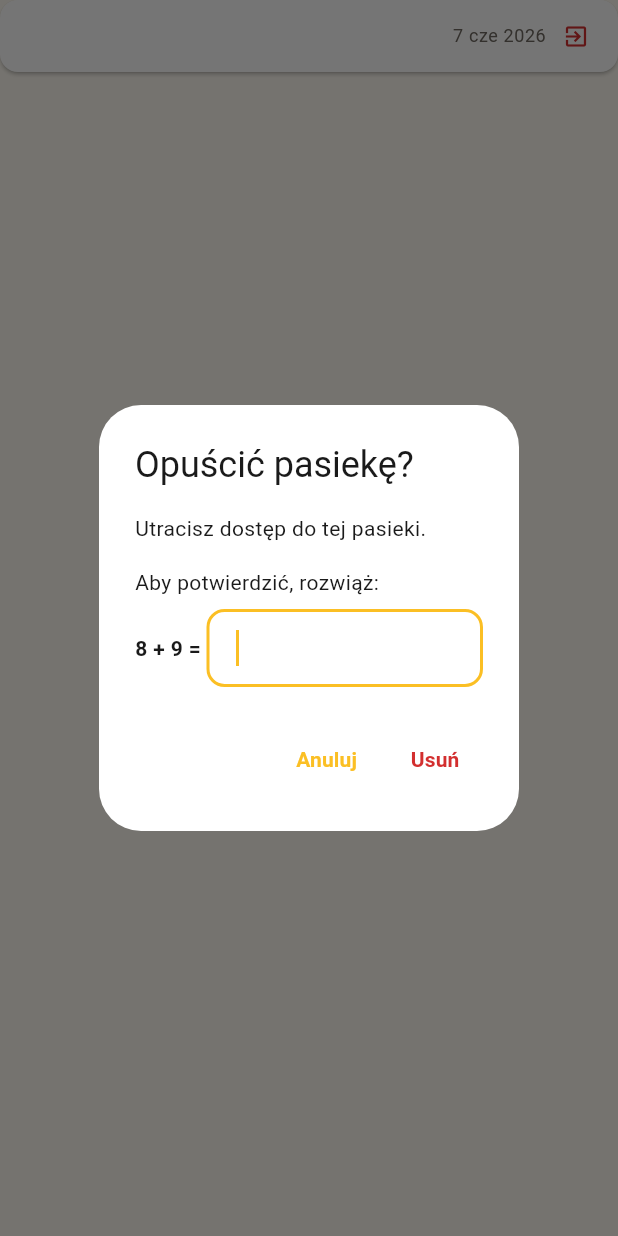
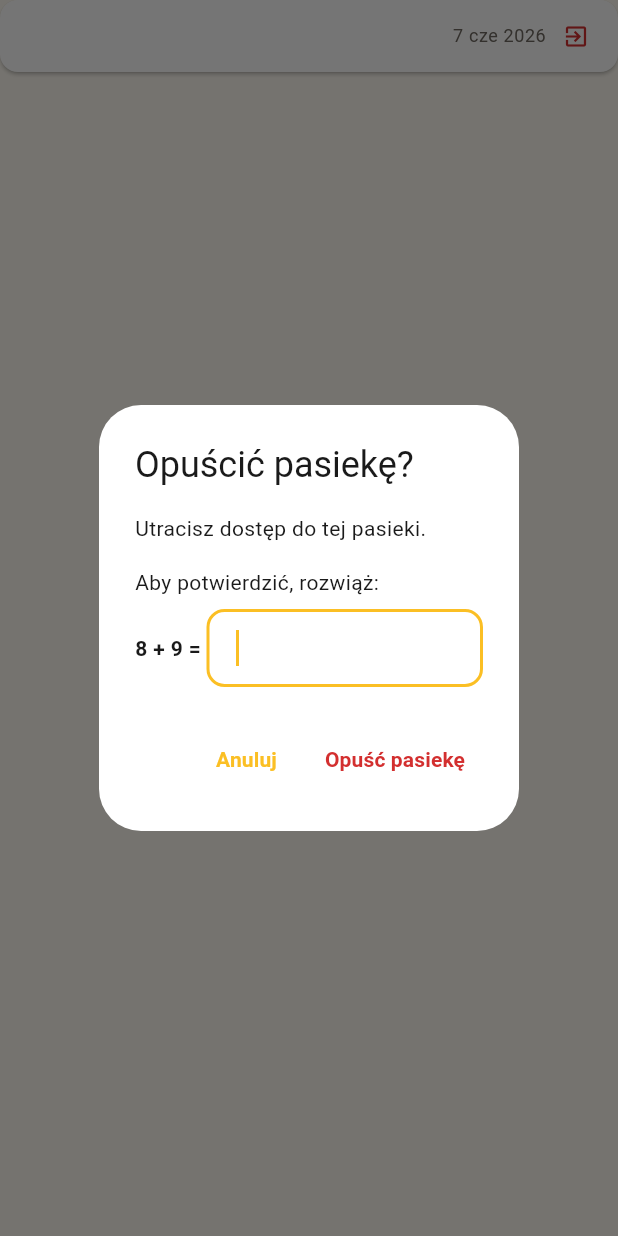
Before and after one commit to KamiLuc/BeeTrack, a Flutter app: the _ApiaryCard widget shown alone on an empty page, opened directly with empty values, after a tap on the "exit to app" icon, on a phone screen of 412 x 824 dp. Run offline on Flutter 3.47's test engine with Material 3 defaults, Android fonts, the phone set to English and light mode, and no system bars; our stand-ins replace dio, flutter_bloc, flutter_map, geolocator, image_picker, latlong2 and 1 more; accounts and stored records are empty; network calls fail.

Commit message:
fix: leave apiary error handling and confirm button label
Add try/catch to _leave so API failures show a snackbar instead of
throwing unhandled. Add confirmLabel param to showDeleteDialog so the
puzzle confirm button reads "Leave apiary" instead of "Delete".

Co-Authored-By: Claude Sonnet 4.6 <noreply@anthropic.com>

```diff
--- a/app/lib/core/widgets/delete_dialog.dart
+++ b/app/lib/core/widgets/delete_dialog.dart
@@ -14,13 +14,14 @@ Future<bool> showDeleteDialog(
   required String warning,
   required AppLocalizations l10n,
   bool withPuzzle = false,
+  String? confirmLabel,
 }) async {
   if (!withPuzzle) {
     return await _showSimpleConfirm(context,
-        title: title, warning: warning, l10n: l10n);
+        title: title, warning: warning, l10n: l10n, confirmLabel: confirmLabel);
   }
   return await _showPuzzleConfirm(context,
-      title: title, warning: warning, l10n: l10n);
+      title: title, warning: warning, l10n: l10n, confirmLabel: confirmLabel);
 }
 
 Future<bool> _showSimpleConfirm(
@@ -28,6 +29,7 @@ Future<bool> _showSimpleConfirm(
   required String title,
   required String warning,
   required AppLocalizations l10n,
+  String? confirmLabel,
 }) async {
   final result = await showDialog<bool>(
     context: context,
@@ -42,7 +44,7 @@ Future<bool> _showSimpleConfirm(
         TextButton(
           onPressed: () => Navigator.of(ctx).pop(true),
           child: Text(
-            l10n.generalDelete,
+            confirmLabel ?? l10n.generalDelete,
             style: TextStyle(color: Theme.of(ctx).colorScheme.error),
           ),
         ),
@@ -57,10 +59,16 @@ Future<bool> _showPuzzleConfirm(
   required String title,
   required String warning,
   required AppLocalizations l10n,
+  String? confirmLabel,
 }) async {
   final result = await showDialog<bool>(
     context: context,
-    builder: (ctx) => _PuzzleDialog(title: title, warning: warning, l10n: l10n),
+    builder: (ctx) => _PuzzleDialog(
+      title: title,
+      warning: warning,
+      l10n: l10n,
+      confirmLabel: confirmLabel,
+    ),
   );
   return result ?? false;
 }
@@ -69,11 +77,13 @@ class _PuzzleDialog extends StatefulWidget {
   final String title;
   final String warning;
   final AppLocalizations l10n;
+  final String? confirmLabel;
 
   const _PuzzleDialog({
     required this.title,
     required this.warning,
     required this.l10n,
+    this.confirmLabel,
   });
 
   @override
@@ -158,7 +168,7 @@ class _PuzzleDialogState extends State<_PuzzleDialog> {
         TextButton(
           onPressed: _tryConfirm,
           child: Text(
-            l10n.generalDelete,
+            widget.confirmLabel ?? l10n.generalDelete,
             style: TextStyle(color: Theme.of(context).colorScheme.error),
           ),
         ),
--- a/app/lib/features/apiary/view/apiaries_screen.dart
+++ b/app/lib/features/apiary/view/apiaries_screen.dart
@@ -224,11 +224,20 @@ class _ApiaryCard extends StatelessWidget {
       warning: l10n.leaveApiaryWarning,
       l10n: l10n,
       withPuzzle: true,
+      confirmLabel: l10n.leaveApiary,
     );
     if (!confirmed || !context.mounted) return;
     final api = context.read<ApiClient>();
-    await InvitationRepository(api: api).leaveApiary(apiary.id);
-    if (context.mounted) context.read<ApiariesCubit>().load();
+    try {
+      await InvitationRepository(api: api).leaveApiary(apiary.id);
+      if (context.mounted) context.read<ApiariesCubit>().load();
+    } catch (_) {
+      if (context.mounted) {
+        ScaffoldMessenger.of(context).showSnackBar(
+          SnackBar(content: Text(l10n.generalError)),
+        );
+      }
+    }
   }
 
   @override
```
